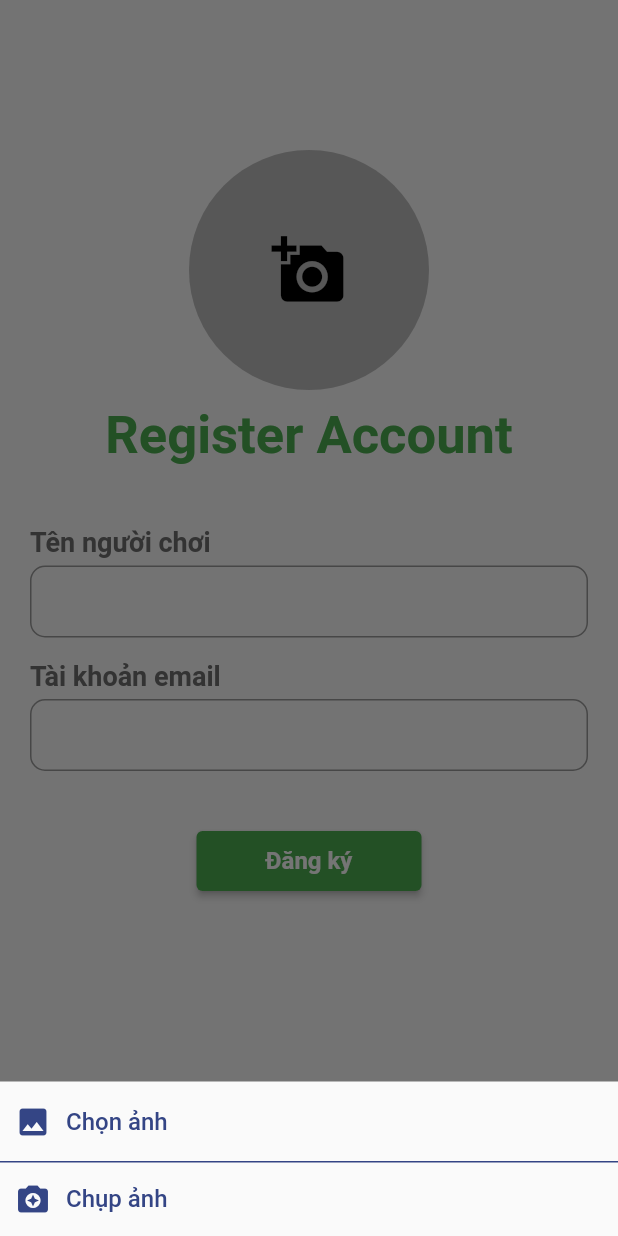
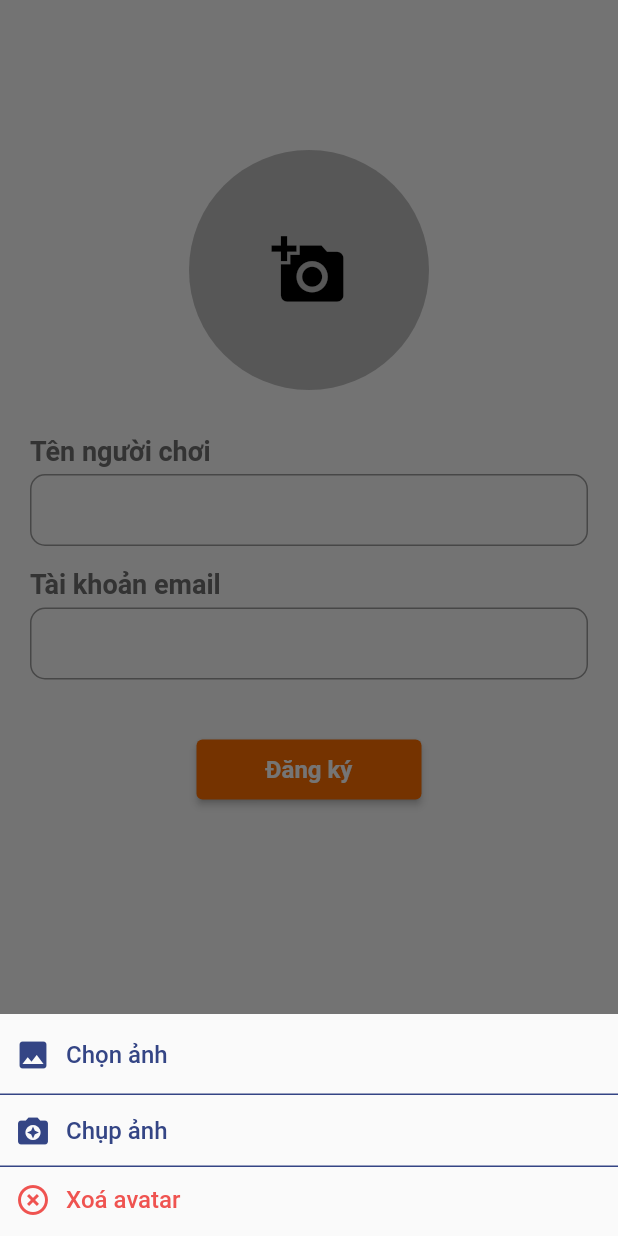
Before and after one commit to TaoQuangChinh/caro, a Flutter app: the RegisterView screen opened by its route, after a tap on the "add a photo" icon, on a phone screen of 412 x 824 dp. Run offline on Flutter 3.47's test engine with Material 2 defaults, Android fonts, the phone set to English and light mode, and no system bars; our stand-ins replace cached_network_image, device_info_plus, dio, firebase_core, firebase_storage, get and 1 more; missing offline and left inert: cross_scroll; accounts and stored records are empty; network calls fail; Roboto replaces fonts that are missing (NotoSansJP); statements that could not run were skipped.

Commit message:
update game

```diff
--- a/games_caro/lib/app/common/config.dart
+++ b/games_caro/lib/app/common/config.dart
@@ -1,9 +1,10 @@
 import 'package:flutter/material.dart';
 
-const kUrl = 'http://192.168.0.104:8000';
+const kUrl = 'http://192.168.19.91:8000';
 
-const kPrimaryColor = Color(0xff4caf50);
+const kPrimaryColor = Color(0xffff6f00);
 const kBodyText = Color(0xff707070);
 const kRedColor400 = Color(0xFFef5350);
 const kGreyColor400 = Color(0xffBDBDBD);
 const kIndigoBlueColor900 = Color(0xff344585);
+const kBlackColor900 = Color(0xff212121);
--- a/games_caro/lib/app/modules/auth/auth_controller.dart
+++ b/games_caro/lib/app/modules/auth/auth_controller.dart
@@ -1,12 +1,15 @@
+import 'package:firebase_storage/firebase_storage.dart';
 import 'package:games_caro/app/model/user_model.dart';
 import 'package:get/get.dart';
 
 class AuthController extends GetxController {
   final authDevice = ''.obs;
   final user = UserModel().obs;
+  late FirebaseStorage storage;
 
   @override
   void onInit() {
+    initData();
     super.onInit();
   }
 
@@ -19,4 +22,8 @@ class AuthController extends GetxController {
   void onClose() {
     super.onClose();
   }
+
+  void initData() async {
+    storage = FirebaseStorage.instance;
+  }
 }
--- a/games_caro/lib/app/modules/login/controllers/list_account_controller.dart
+++ b/games_caro/lib/app/modules/login/controllers/list_account_controller.dart
@@ -1,5 +1,3 @@
-import 'dart:convert';
-
 import 'package:games_caro/app/common/api.dart';
 import 'package:games_caro/app/common/config.dart';
 import 'package:games_caro/app/model/user_model.dart';
@@ -34,7 +32,7 @@ class ListAccountController extends GetxController {
       final convertList = res.data['payload'] as List;
       listAccount.value =
           convertList.map((data) => UserModel.fromJson(data)).toList();
+      update();
     }
-    update();
   }
 }
--- a/games_caro/lib/app/modules/register/views/body/body_bottom_sheet.dart
+++ b/games_caro/lib/app/modules/register/views/body/body_bottom_sheet.dart
@@ -5,11 +5,15 @@ import 'package:get/get.dart';
 
 class BodyBottomSheet extends StatelessWidget {
   const BodyBottomSheet(
-      {Key? key, required this.pickerImage, required this.imageCamera})
+      {Key? key,
+      required this.pickerImage,
+      required this.imageCamera,
+      required this.removeAvatar})
       : super(key: key);
 
   final Function()? pickerImage;
   final Function()? imageCamera;
+  final Function()? removeAvatar;
 
   @override
   Widget build(BuildContext context) {
@@ -47,6 +51,22 @@ class BodyBottomSheet extends StatelessWidget {
               ],
             ),
           ),
+        ),
+        const Divider(thickness: 1, color: kIndigoBlueColor900, height: 0),
+        InkWell(
+          onTap: removeAvatar,
+          child: Container(
+            width: Get.width,
+            padding: const EdgeInsets.symmetric(vertical: 10, horizontal: 10),
+            child: Row(
+              children: [
+                const Icon(Icons.highlight_remove, color: kRedColor400),
+                const SizedBox(width: 10),
+                Text('Xoá avatar',
+                    style: PrimaryStyle.normal(16, color: kRedColor400))
+              ],
+            ),
+          ),
         )
       ],
     );
--- /dev/null
+++ b/games_caro/lib/app/modules/register/views/body/body_register.dart
@@ -0,0 +1,96 @@
+import 'package:flutter/material.dart';
+import 'package:games_caro/app/common/config.dart';
+import 'package:games_caro/app/common/primary_style.dart';
+import 'package:games_caro/app/modules/register/controllers/register_controller.dart';
+import 'package:games_caro/app/utils/button_loading.dart';
+import 'package:games_caro/app/widget/custom_input.dart';
+import 'package:get/get.dart';
+
+class BodyRegister extends StatelessWidget {
+  const BodyRegister({Key? key, required this.controller}) : super(key: key);
+
+  final RegisterController controller;
+
+  Widget showImage() {
+    return Obx(() {
+      if (controller.isLoadImage.value) {
+        return const CircularProgressIndicator(color: kPrimaryColor);
+      }
+      return handleImagePicker(controller);
+    });
+  }
+
+  @override
+  Widget build(BuildContext context) {
+    return SingleChildScrollView(
+      child: Padding(
+        padding: const EdgeInsets.symmetric(horizontal: 20),
+        child: Column(
+          children: [
+            const SizedBox(height: 100),
+            showImage(),
+            const SizedBox(height: 30),
+            Obx(() => CustomInput(
+                  controller: controller.inputNameGame,
+                  title: 'Tên người chơi',
+                  err: controller.listError[0],
+                )),
+            const SizedBox(height: 15),
+            Obx(() => CustomInput(
+                  controller: controller.inputEmail,
+                  title: 'Tài khoản email',
+                  err: controller.listError[1],
+                )),
+            const SizedBox(height: 40),
+            Obx(() => ButtonLoading(
+                height: 40,
+                width: 150,
+                style: PrimaryStyle.medium(16),
+                isLoading: controller.isLoading.value,
+                titleButton: "Đăng ký",
+                onPressed: () async => await controller.submit())),
+            const SizedBox(height: 20)
+          ],
+        ),
+      ),
+    );
+  }
+
+  Widget handleImagePicker(RegisterController controller) {
+    return FutureBuilder<void>(
+        future: controller.retrieveLostData(),
+        builder: (context, snapshort) {
+          switch (snapshort.connectionState) {
+            case ConnectionState.none:
+              return const CircularProgressIndicator(color: kPrimaryColor);
+            case ConnectionState.waiting:
+              return const CircularProgressIndicator(color: kPrimaryColor);
+            case ConnectionState.done:
+              return showImagePicker();
+            default:
+              if (snapshort.hasError) {
+                return Text("Pick image/image error: ${snapshort.error}",
+                    style: PrimaryStyle.bold(color: kRedColor400, 16));
+              } else {
+                return const CircularProgressIndicator(color: kPrimaryColor);
+              }
+          }
+        });
+  }
+
+  Widget showImagePicker() {
+    return GestureDetector(
+      onTap: () => controller.showModalSheet(),
+      child: Obx(() => CircleAvatar(
+            foregroundImage: controller.fileImage.value.path != ''
+                ? Image.file(controller.fileImage.value, height: 170).image
+                : null,
+            radius: 80,
+            backgroundColor: kGreyColor400,
+            child: controller.fileImage.value.path == ''
+                ? const Icon(Icons.add_a_photo, color: Colors.black, size: 50)
+                : const SizedBox.shrink(),
+          )),
+    );
+  }
+}
--- a/games_caro/lib/app/modules/register/views/register_view.dart
+++ b/games_caro/lib/app/modules/register/views/register_view.dart
@@ -1,8 +1,5 @@
 import 'package:flutter/material.dart';
-import 'package:games_caro/app/common/config.dart';
-import 'package:games_caro/app/common/primary_style.dart';
-import 'package:games_caro/app/utils/button_loading.dart';
-import 'package:games_caro/app/widget/custom_input.dart';
+import 'package:games_caro/app/modules/register/views/body/body_register.dart';
 
 import 'package:get/get.dart';
 
@@ -10,83 +7,11 @@ import '../controllers/register_controller.dart';
 
 class RegisterView extends GetView<RegisterController> {
   const RegisterView({Key? key}) : super(key: key);
+
   @override
   Widget build(BuildContext context) {
     return Scaffold(
-      body: GetBuilder<RegisterController>(builder: (_) {
-        return SingleChildScrollView(
-          child: Padding(
-            padding: const EdgeInsets.symmetric(horizontal: 20),
-            child: Column(
-              children: [
-                const SizedBox(height: 100),
-                handleShowImage(_),
-                const SizedBox(height: 10),
-                Text("Register Account",
-                    style: PrimaryStyle.bold(color: kPrimaryColor, 35)),
-                const SizedBox(height: 40),
-                CustomInput(
-                  controller: _.inputNameGame,
-                  title: 'Tên người chơi',
-                  err: _.listError[0],
-                ),
-                const SizedBox(height: 15),
-                CustomInput(
-                  controller: _.inputEmail,
-                  title: 'Tài khoản email',
-                  err: _.listError[1],
-                ),
-                const SizedBox(height: 40),
-                ButtonLoading(
-                    height: 40,
-                    width: 150,
-                    style: PrimaryStyle.medium(16),
-                    isLoading: _.isLoading.value,
-                    titleButton: "Đăng ký",
-                    onPressed: () async => await _.submit()),
-                const SizedBox(height: 20)
-              ],
-            ),
-          ),
-        );
-      }),
+      body: BodyRegister(controller: controller),
     );
   }
-
-  Widget handleShowImage(RegisterController controller) {
-    return FutureBuilder<void>(
-        future: controller.retrieveLostData(),
-        builder: (context, snapshort) {
-          switch (snapshort.connectionState) {
-            case ConnectionState.none:
-              return const CircularProgressIndicator(color: kPrimaryColor);
-            case ConnectionState.waiting:
-              return const CircularProgressIndicator(color: kPrimaryColor);
-            case ConnectionState.done:
-              final fileImage = controller.fileImage.value.path;
-              return InkWell(
-                onTap: () => controller.showModalSheet(),
-                child: CircleAvatar(
-                  foregroundImage: fileImage != ''
-                      ? Image.file(controller.fileImage.value, height: 170)
-                          .image
-                      : null,
-                  radius: 80,
-                  backgroundColor: kGreyColor400,
-                  child: fileImage == ''
-                      ? const Icon(Icons.add_a_photo,
-                          color: Colors.black, size: 50)
-                      : const SizedBox.shrink(),
-                ),
-              );
-            default:
-              if (snapshort.hasError) {
-                return Text("Pick image/image error: ${snapshort.error}",
-                    style: PrimaryStyle.bold(color: kRedColor400, 16));
-              } else {
-                return const CircularProgressIndicator(color: kPrimaryColor);
-              }
-          }
-        });
-  }
 }
--- a/games_caro/lib/app/modules/splash/views/splash_view.dart
+++ b/games_caro/lib/app/modules/splash/views/splash_view.dart
@@ -19,8 +19,9 @@ class SplashView extends GetView<SplashController> {
             child: Image.asset('assets/images/logo_caro.png'),
           ),
         ),
-        SizedBox(height: 30),
-        Text("Welcome to Vip Caro",
+        const SizedBox(height: 30),
+        Text("Chào mừng đến với Caro Master",
+            textAlign: TextAlign.center,
             style: PrimaryStyle.bold(32, color: kPrimaryColor))
       ]),
     );
--- a/games_caro/pubspec.yaml
+++ b/games_caro/pubspec.yaml
@@ -18,6 +18,7 @@ dependencies:
   firebase_core:
   firebase_storage:
   logging:
+  cached_network_image:
 
 dev_dependencies:
   flutter_lints: 2.0.1
```
Also changed, not shown: games_caro/lib/app/model/user_model.dart (+8 -4 lines), games_caro/lib/app/modules/login/views/list_account_view.dart (+39 -2 lines), games_caro/lib/app/modules/register/controllers/register_controller.dart (+39 -22 lines), games_caro/lib/app/modules/register/views/body/body_preview_image.dart (added, +11 -0 lines), games_caro/assets/images/logo_caro.png, 1 other file.
